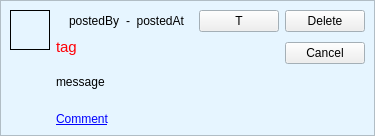
First picture: the form in ui/CommentItem.ui, repository dmzdev/stance, before the edit.
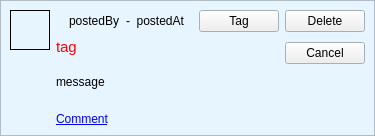
Second picture: the form after the edit.

Diff of the .ui file:
```diff
--- a/ui/CommentItem.ui
+++ b/ui/CommentItem.ui
@@ -287,7 +287,7 @@
       <item row="0" column="2">
        <widget class="QPushButton" name="tagButton">
         <property name="text">
-         <string>T</string>
+         <string>Tag</string>
         </property>
        </widget>
       </item>
```
